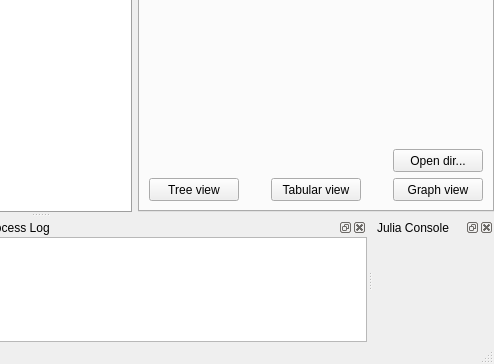
The window that spinetoolbox/ui/mainwindow.ui (spine-tools/Spine-Toolbox) describes before a commit, drawn with Qt 5; both pictures show x 415 to 909 and y 343 to 707 of the 909 by 707 pixel window.
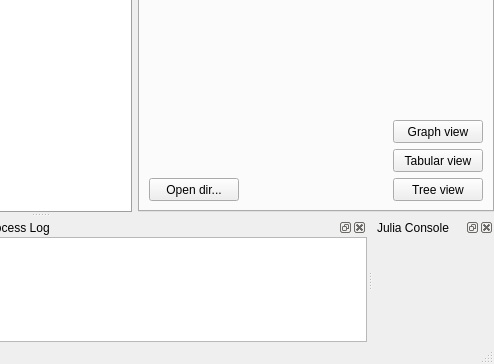
The same window after the commit. Icons and pictures are not drawn. Custom widgets are drawn as their Qt base class.

Commit message: Related to issue #135: tree view now validates JSON before setting data in the model.

Patch:
```diff
--- a/spinetoolbox/ui/mainwindow.ui
+++ b/spinetoolbox/ui/mainwindow.ui
@@ -991,7 +991,48 @@
            <property name="horizontalSpacing">
             <number>0</number>
            </property>
-           <item row="0" column="4">
+           <item row="2" column="2">
+            <widget class="QPushButton" name="pushButton_ds_tree_view">
+             <property name="sizePolicy">
+              <sizepolicy hsizetype="Expanding" vsizetype="Fixed">
+               <horstretch>0</horstretch>
+               <verstretch>0</verstretch>
+              </sizepolicy>
+             </property>
+             <property name="minimumSize">
+              <size>
+               <width>90</width>
+               <height>23</height>
+              </size>
+             </property>
+             <property name="maximumSize">
+              <size>
+               <width>90</width>
+               <height>23</height>
+              </size>
+             </property>
+             <property name="toolTip">
+              <string>&lt;html&gt;&lt;head/&gt;&lt;body&gt;&lt;p&gt;Open Tree view&lt;/p&gt;&lt;/body&gt;&lt;/html&gt;</string>
+             </property>
+             <property name="text">
+              <string>Tree view</string>
+             </property>
+            </widget>
+           </item>
+           <item row="2" column="1">
+            <spacer name="horizontalSpacer_8">
+             <property name="orientation">
+              <enum>Qt::Horizontal</enum>
+             </property>
+             <property name="sizeHint" stdset="0">
+              <size>
+               <width>1</width>
+               <height>20</height>
+              </size>
+             </property>
+            </spacer>
+           </item>
+           <item row="2" column="0">
             <widget class="QPushButton" name="pushButton_ds_open_directory">
              <property name="sizePolicy">
               <sizepolicy hsizetype="Expanding" vsizetype="Fixed">
@@ -1019,6 +1060,34 @@
              </property>
             </widget>
            </item>
+           <item row="0" column="2">
+            <widget class="QPushButton" name="pushButton_ds_graph_view">
+             <property name="sizePolicy">
+              <sizepolicy hsizetype="Expanding" vsizetype="Fixed">
+               <horstretch>0</horstretch>
+               <verstretch>0</verstretch>
+              </sizepolicy>
+             </property>
+             <property name="minimumSize">
+              <size>
+               <width>90</width>
+               <height>23</height>
+              </size>
+             </property>
+             <property name="maximumSize">
+              <size>
+               <width>90</width>
+               <height>23</height>
+              </size>
+             </property>
+             <property name="toolTip">
+              <string>&lt;html&gt;&lt;head/&gt;&lt;body&gt;&lt;p&gt;Open Graph view&lt;/p&gt;&lt;/body&gt;&lt;/html&gt;</string>
+             </property>
+             <property name="text">
+              <string>Graph view</string>
+             </property>
+            </widget>
+           </item>
            <item row="1" column="2">
             <widget class="QPushButton" name="pushButton_ds_tabular_view">
              <property name="sizePolicy">
@@ -1047,88 +1116,6 @@
              </property>
             </widget>
            </item>
-           <item row="1" column="1">
-            <spacer name="horizontalSpacer_4">
-             <property name="orientation">
-              <enum>Qt::Horizontal</enum>
-             </property>
-             <property name="sizeHint" stdset="0">
-              <size>
-               <width>1</width>
-               <height>20</height>
-              </size>
-             </property>
-            </spacer>
-           </item>
-           <item row="1" column="4">
-            <widget class="QPushButton" name="pushButton_ds_graph_view">
-             <property name="sizePolicy">
-              <sizepolicy hsizetype="Expanding" vsizetype="Fixed">
-               <horstretch>0</horstretch>
-               <verstretch>0</verstretch>
-              </sizepolicy>
-             </property>
-             <property name="minimumSize">
-              <size>
-               <width>90</width>
-               <height>23</height>
-              </size>
-             </property>
-             <property name="maximumSize">
-              <size>
-               <width>90</width>
-               <height>23</height>
-              </size>
-             </property>
-             <property name="toolTip">
-              <string>&lt;html&gt;&lt;head/&gt;&lt;body&gt;&lt;p&gt;Open Graph view&lt;/p&gt;&lt;/body&gt;&lt;/html&gt;</string>
-             </property>
-             <property name="text">
-              <string>Graph view</string>
-             </property>
-            </widget>
-           </item>
-           <item row="1" column="0">
-            <widget class="QPushButton" name="pushButton_ds_tree_view">
-             <property name="sizePolicy">
-              <sizepolicy hsizetype="Expanding" vsizetype="Fixed">
-               <horstretch>0</horstretch>
-               <verstretch>0</verstretch>
-              </sizepolicy>
-             </property>
-             <property name="minimumSize">
-              <size>
-               <width>90</width>
-               <height>23</height>
-              </size>
-             </property>
-             <property name="maximumSize">
-              <size>
-               <width>90</width>
-               <height>23</height>
-              </size>
-             </property>
-             <property name="toolTip">
-              <string>&lt;html&gt;&lt;head/&gt;&lt;body&gt;&lt;p&gt;Open Tree view&lt;/p&gt;&lt;/body&gt;&lt;/html&gt;</string>
-             </property>
-             <property name="text">
-              <string>Tree view</string>
-             </property>
-            </widget>
-           </item>
-           <item row="1" column="3">
-            <spacer name="horizontalSpacer_8">
-             <property name="orientation">
-              <enum>Qt::Horizontal</enum>
-             </property>
-             <property name="sizeHint" stdset="0">
-              <size>
-               <width>1</width>
-               <height>20</height>
-              </size>
-             </property>
-            </spacer>
-           </item>
           </layout>
          </item>
         </layout>
```
Left out of the diff: 3 changed lines with no effect on the pictures. The commit also changes 2 other files.
